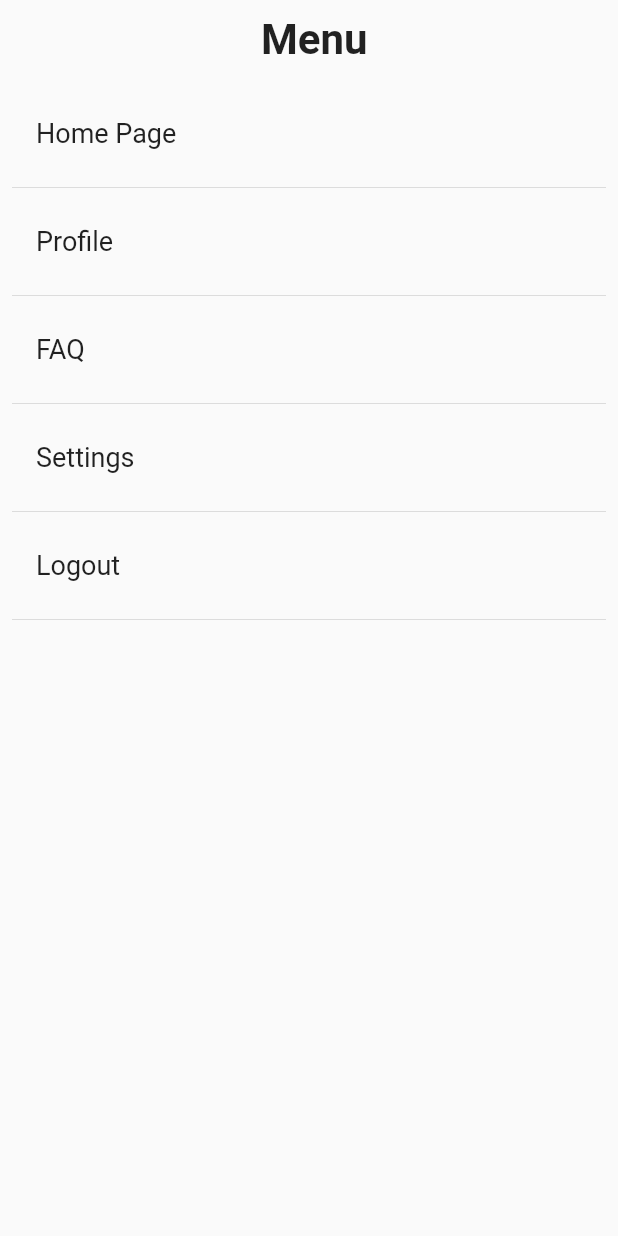
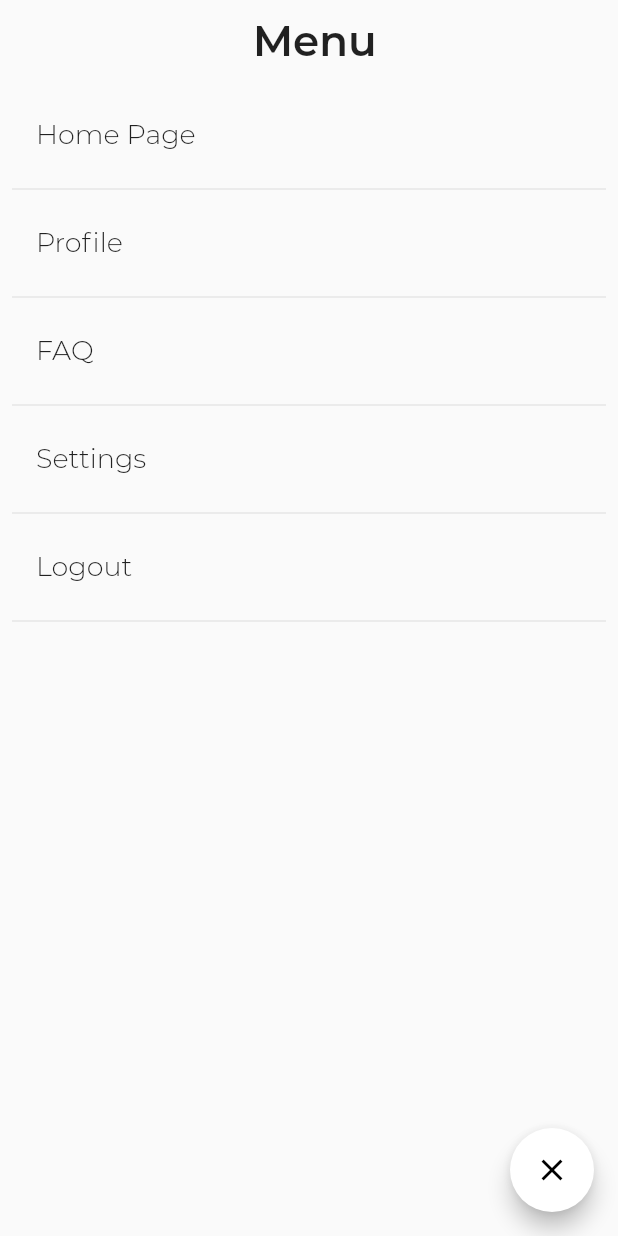
Before and after one commit to maxprimak/m2, a Flutter app: the MenuPage screen opened by its route, on a phone screen of 412 x 824 dp. Run offline on Flutter 3.47's test engine with Material 2 defaults, Android fonts, the phone set to English and light mode, and no system bars; our stand-ins replace fluttertoast; project files that could hold a hidden picture were left out.

Commit message:
feat(menu): add floating button and font

```diff
--- a/lib/Pages/menu.dart
+++ b/lib/Pages/menu.dart
@@ -9,15 +9,22 @@ class MenuPage extends StatefulWidget {
 class _MenuPageState extends State<MenuPage> {
 
   // Style
-  final _listFont = TextStyle(fontSize: 18.0);
-  final _welcomeFont = TextStyle(
-    fontSize: 28.0,
-    fontWeight: FontWeight.bold,
-  );
+  final _listFont = TextStyle(fontSize: 18.0, fontFamily: 'Montserrat');
+  final _titleFont = TextStyle(
+      fontSize: 28.0, fontWeight: FontWeight.bold, fontFamily: 'Montserrat');
 
   @override
   Widget build(BuildContext context) {
     return Scaffold(
+      floatingActionButton: FloatingActionButton(
+          child: Icon(
+            Icons.close,
+            color: Colors.black,
+          ),
+          backgroundColor: Colors.white,
+          onPressed: () {
+            Navigator.pop(context);
+          }),
       body: Container(
         child: Column(
           crossAxisAlignment: CrossAxisAlignment.center,
@@ -26,7 +33,7 @@ class _MenuPageState extends State<MenuPage> {
               padding: const EdgeInsets.all(10.0),
               child: Text(
                 " Menu",
-                style: _welcomeFont,
+                style: _titleFont,
               ),
             ),
             Expanded(
@@ -56,16 +63,14 @@ class _MenuPageState extends State<MenuPage> {
     );
   }
 
-  Widget _buildRow(String pageName, String pageLink ) {
+  Widget _buildRow(String pageName, String pageLink) {
     return ListTile(
         title: Text(
           pageName,
           style: _listFont,
         ),
         onTap: () {
-          Navigator.pushNamed(
-              context,
-              pageLink);
+          Navigator.pushNamed(context, pageLink);
         });
   }
 }
```
Lines whose indentation alone changed are shown as unchanged.
